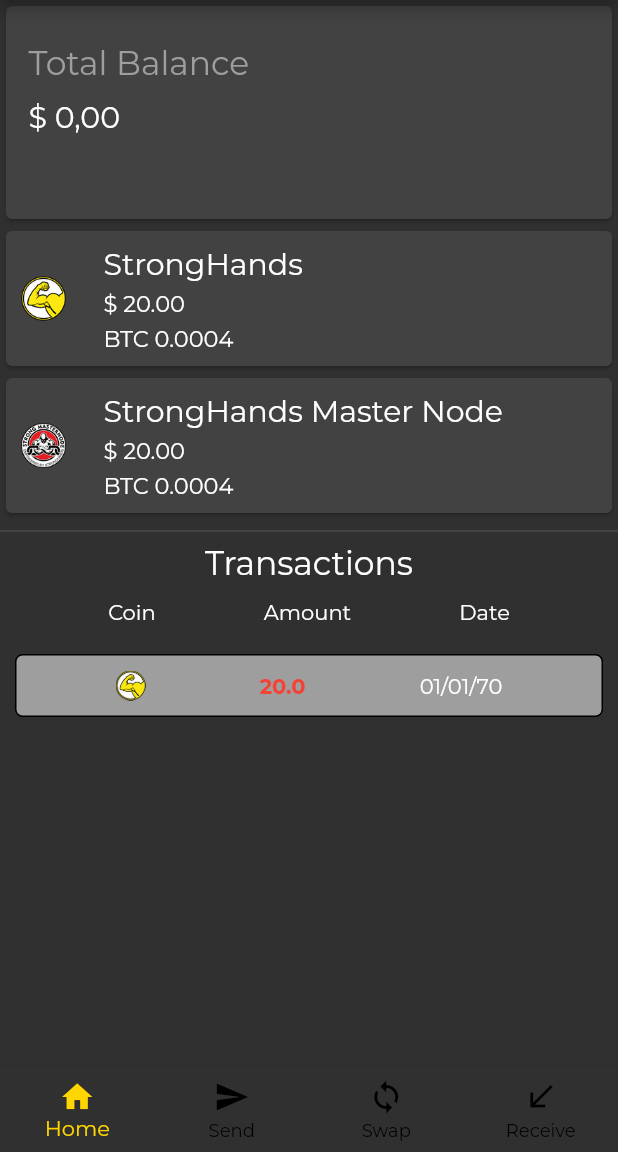
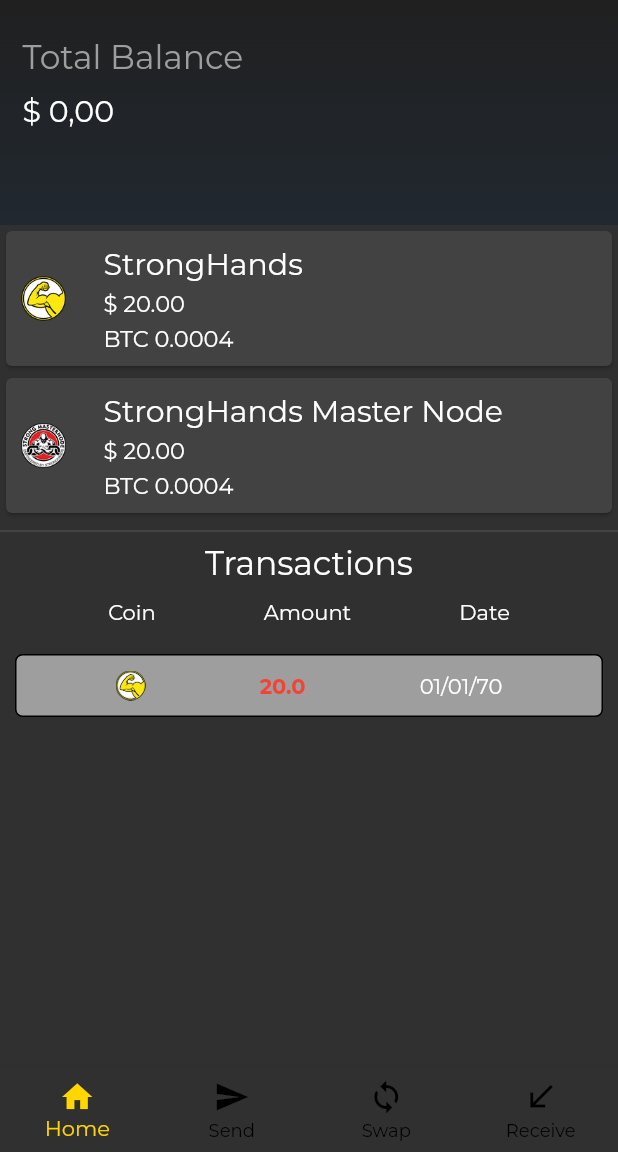
Before and after one commit to higorlapa/strongpay, a Flutter app: the screen it shows after launch, on a phone screen of 412 x 824 dp, the part 84-1236 px from its top. Run offline on Flutter 3.47's test engine with Material 2 defaults, Android fonts, the phone set to English and light mode, and no system bars; our stand-ins replace google_fonts, mobx, shared_preferences; generated files the repository leaves out were written again.

Commit message:
removes the elevation of the appbar when the home screen is selected and adds gradient to balance container

```diff
--- a/lib/ui/index/index.dart
+++ b/lib/ui/index/index.dart
@@ -21,6 +21,7 @@
   Widget build(BuildContext context) {
     return Scaffold(
       appBar: AppBar(
+        elevation: _selectedPage == 0 ? 0 : 3,
         title: Text(
           "StrongPay",
           style: TextStyle(fontWeight: FontWeight.bold, color: Color(0xffffd600)),
--- a/lib/ui/index/screens/home/home.dart
+++ b/lib/ui/index/screens/home/home.dart
@@ -43,7 +43,16 @@
               children: <Widget>[
                 Container(
                   height: 150,
-                  child: Card(
+                  decoration: BoxDecoration(
+                      gradient: LinearGradient(
+                          begin: Alignment.topCenter,
+                          end: Alignment.bottomCenter,
+                          colors: [
+//                            Colors.black,
+                            Color(0xff202020),
+                            Color(0xff212830),
+//                            Color(0xff565539),
+                          ])),
                   child: Column(
                     mainAxisSize: MainAxisSize.min,
                     mainAxisAlignment: MainAxisAlignment.start,
@@ -65,7 +74,6 @@
                         ),
                       ),
                     ],
-                    ),
                   ),
                 ),
                 CoinBalanceWidget(
```
Lines whose indentation alone changed are shown as unchanged.
